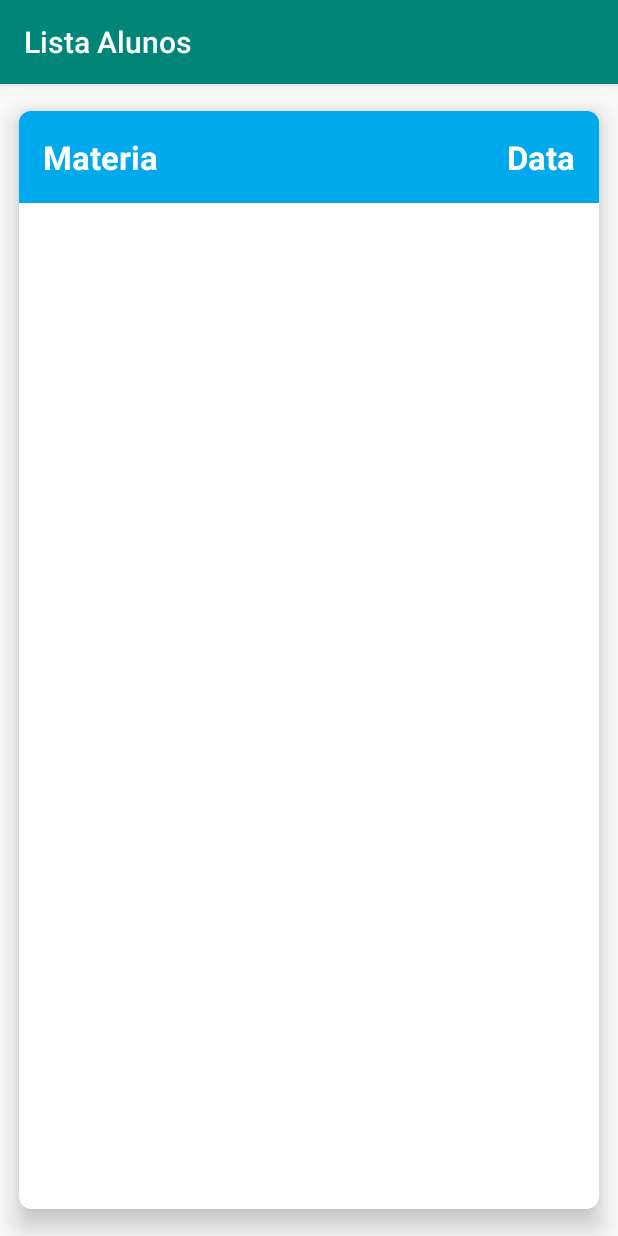
After one commit to robsondmf1234/Android, an Android app: the fragment DetalhesProvaFragment placed in its activity, on a phone screen of 412 x 824 dp. The commit adds this screen. Run offline under Robolectric (Android 15) with nearby library versions, the phone set to English and light mode, and no system bars.

Commit message:
Adicionado Fragment ao Layout.

```diff
--- a/app/build.gradle
+++ b/app/build.gradle
@@ -23,6 +23,7 @@ dependencies {
     implementation fileTree(dir: 'libs', include: ['*.jar'])
     implementation 'androidx.appcompat:appcompat:1.0.2'
     implementation 'androidx.constraintlayout:constraintlayout:1.1.3'
+    implementation 'androidx.legacy:legacy-support-v4:1.0.0'
     testImplementation 'junit:junit:4.12'
     androidTestImplementation 'androidx.test:runner:1.1.1'
     androidTestImplementation 'androidx.test.espresso:espresso-core:3.1.1'
--- /dev/null
+++ b/app/src/main/java/com/example/DetalhesProvaFragment.java
@@ -0,0 +1,24 @@
+package com.example;
+
+import android.os.Bundle;
+
+import androidx.fragment.app.Fragment;
+
+import android.view.LayoutInflater;
+import android.view.View;
+import android.view.ViewGroup;
+
+import com.example.listaalunos.R;
+
+public class DetalhesProvaFragment extends Fragment {
+
+    @Override
+    public View onCreateView(LayoutInflater inflater, ViewGroup container,
+                             Bundle savedInstanceState) {
+        View view = inflater.inflate(R.layout.fragment_detalhes_prova, container, false);
+
+
+
+        return view;
+    }
+}
--- a/app/src/main/java/com/example/DetalhesProvasActivity.java
+++ b/app/src/main/java/com/example/DetalhesProvasActivity.java
@@ -29,6 +29,7 @@ public class DetalhesProvasActivity extends AppCompatActivity {
         materia.setText(prova.getMateria());
         data.setText(prova.getData());
 
+        //Criando um adapter para popular o ListView dos tópicos
         ArrayAdapter<String> adapter = new ArrayAdapter<String>(this, android.R.layout.simple_list_item_1, prova.getTopicos());
         lista.setAdapter(adapter);
     }
--- a/app/src/main/java/com/example/ListaProvasFragment.java
+++ b/app/src/main/java/com/example/ListaProvasFragment.java
@@ -22,9 +22,11 @@ import java.util.List;
 
 public class ListaProvasFragment extends Fragment {
 
+    //Construindo a view do Fragment(ex: setContentview no caso de Activity)
     @Nullable
     @Override
     public View onCreateView(@NonNull LayoutInflater inflater, @Nullable ViewGroup container, @Nullable Bundle savedInstanceState) {
+        //Gerando uma view apartir de um xml
         View view = inflater.inflate(R.layout.fragment_lista_provas, container, false);
 
         List<String> topicosPort = Arrays.asList("Objeto Indireto", "Sujeito", "Obejto Direto");
@@ -34,6 +36,7 @@ public class ListaProvasFragment extends Fragment {
         Prova provaMatematica = new Prova("Matematica", "26/05/2020", topicosMat);
 
         List<Prova> provas = Arrays.asList(provaPortugues, provaMatematica);
+        //Método de contexto nos fragments , é necess´rio utilizar o getContext
         ArrayAdapter<Prova> adapter = new ArrayAdapter<>(getContext(), android.R.layout.simple_list_item_1, provas);
         ListView lista = view.findViewById(R.id.provas_lista);
         lista.setAdapter(adapter);
--- a/app/src/main/java/com/example/ProvasActivity.java
+++ b/app/src/main/java/com/example/ProvasActivity.java
@@ -7,7 +7,8 @@ import androidx.fragment.app.FragmentManager;
 import androidx.fragment.app.FragmentTransaction;
 
 import com.example.listaalunos.R;
-//Adicionando ListaProvaFragment ao frame principal..
+
+//Adicionando ListaProvaFragment ao framelayout do layout activity_provas
 public class ProvasActivity extends AppCompatActivity {
 
     @Override
@@ -17,7 +18,15 @@ public class ProvasActivity extends AppCompatActivity {
 
         FragmentManager fragmentManager = getSupportFragmentManager();
         FragmentTransaction tx = fragmentManager.beginTransaction();
+        //substituindo o layout com o framelayout e adicionando o fragment
         tx.replace(R.id.frame_principal, new ListaProvasFragment());
+        if (estaNoModoPaisagem()) {
+            tx.replace(R.id.frame_secundario, new DetalhesProvaFragment());
+        }
         tx.commit();
     }
+
+    private boolean estaNoModoPaisagem() {
+        return getResources().getBoolean(R.bool.modoPaisagem);
+    }
 }
--- a/app/src/main/java/com/example/ProvasTabletActivity.java
+++ b/app/src/main/java/com/example/ProvasTabletActivity.java
@@ -6,6 +6,7 @@ import android.os.Bundle;
 
 import com.example.listaalunos.R;
 
+//Tela utilizada para utilizar os fragments das telas(activity_provas,activity_detalhes_provas)
 public class ProvasTabletActivity extends AppCompatActivity {
 
     @Override
--- /dev/null
+++ b/app/src/main/res/layout-land/activity_provas.xml
@@ -0,0 +1,20 @@
+<?xml version="1.0" encoding="utf-8"?>
+<LinearLayout xmlns:android="http://schemas.android.com/apk/res/android"
+    android:layout_width="match_parent"
+    android:layout_height="match_parent"
+    android:orientation="horizontal">
+
+    <FrameLayout
+        android:id="@+id/frame_principal"
+        android:layout_width="0dp"
+        android:layout_height="match_parent"
+        android:layout_weight="1"/>
+
+    <FrameLayout
+        android:id="@+id/frame_secundario"
+        android:layout_width="0dp"
+        android:layout_height="match_parent"
+        android:layout_weight="2"/>
+
+
+</LinearLayout>
--- /dev/null
+++ b/app/src/main/res/layout/fragment_detalhes_prova.xml
@@ -0,0 +1,48 @@
+<?xml version="1.0" encoding="utf-8"?>
+<androidx.cardview.widget.CardView xmlns:android="http://schemas.android.com/apk/res/android"
+    xmlns:app="http://schemas.android.com/apk/res-auto"
+    android:layout_width="match_parent"
+    android:layout_height="match_parent"
+    app:cardCornerRadius="8dp"
+    app:cardElevation="10dp"
+    app:cardUseCompatPadding="true">
+
+    <LinearLayout
+        android:layout_width="match_parent"
+        android:layout_height="match_parent"
+        android:orientation="vertical">
+
+        <RelativeLayout
+            android:layout_width="match_parent"
+            android:layout_height="wrap_content"
+            android:background="#00A8EC">
+
+            <TextView
+                android:id="@+id/detalhes_prova_materia"
+                android:layout_width="wrap_content"
+                android:layout_height="wrap_content"
+                android:layout_margin="16dp"
+                android:text="Materia"
+                android:textColor="#ffff"
+                android:textSize="22sp"
+                android:textStyle="bold" />
+
+            <TextView
+                android:id="@+id/detalhes_prova_data"
+                android:layout_width="wrap_content"
+                android:layout_height="wrap_content"
+                android:layout_alignParentRight="true"
+                android:layout_margin="16dp"
+                android:text="Data"
+                android:textColor="#ffff"
+                android:textSize="22sp"
+                android:textStyle="bold" />
+        </RelativeLayout>
+
+        <ListView
+            android:id="@+id/detalhes_prova_topicos"
+            android:layout_width="match_parent"
+            android:layout_height="match_parent" />
+
+    </LinearLayout>
+</androidx.cardview.widget.CardView>
--- /dev/null
+++ b/app/src/main/res/values-land/bools.xml
@@ -0,0 +1,4 @@
+<?xml version="1.0" encoding="utf-8"?>
+<resources>
+    <bool name="modoPaisagem">true</bool>
+</resources>
--- /dev/null
+++ b/app/src/main/res/values/bools.xml
@@ -0,0 +1,5 @@
+<?xml version="1.0" encoding="utf-8"?>
+<resources>
+    <bool name="modoPaisagem">false</bool>
+
+</resources>
--- a/app/src/main/res/values/strings.xml
+++ b/app/src/main/res/values/strings.xml
@@ -2,4 +2,7 @@
     <string name="app_name">Lista Alunos</string>
     <string name="menu_ok">Ok</string>
     <string name="enviar_notas">Enviar Notas</string>
+
+    <!-- TODO: Remove or change this placeholder text -->
+    <string name="hello_blank_fragment">Hello blank fragment</string>
 </resources>
```
